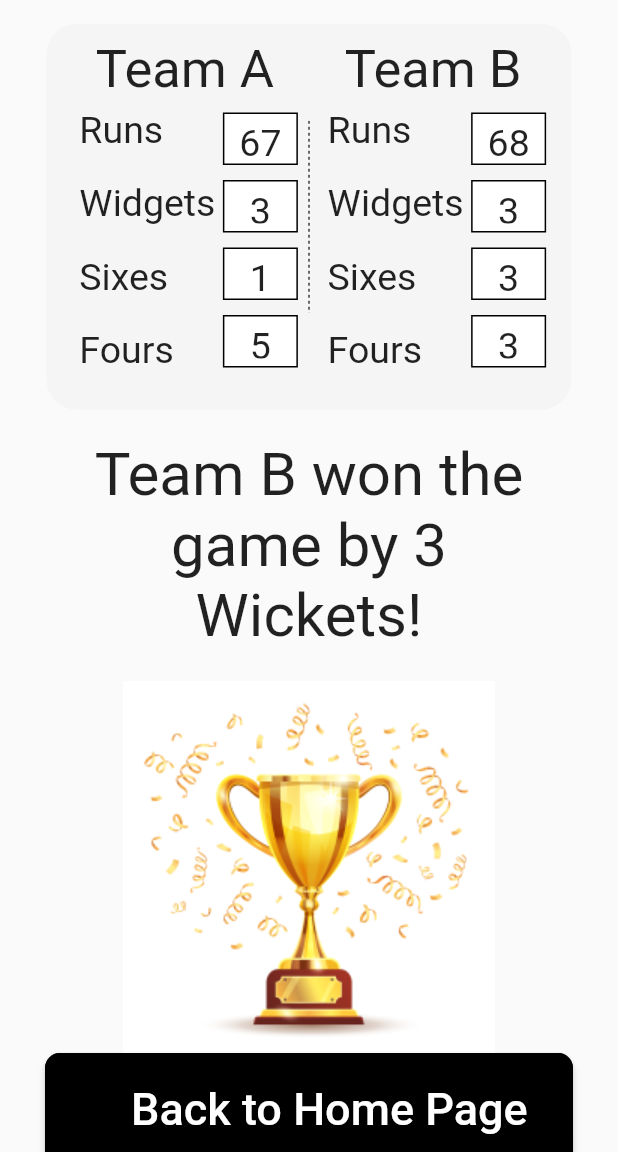
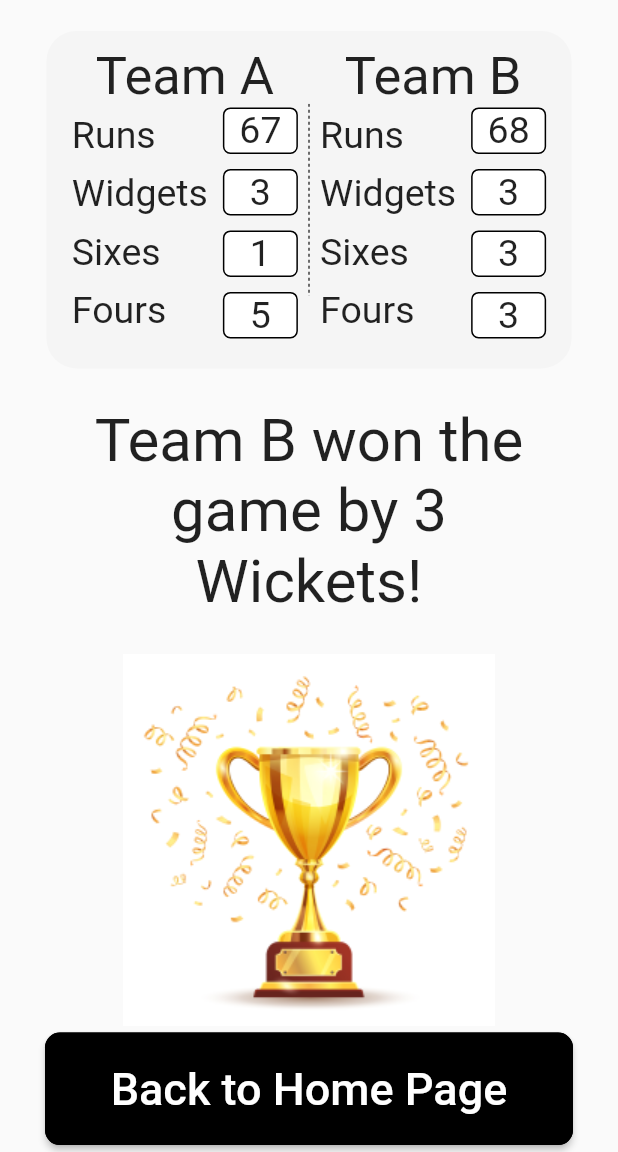
Before and after one commit to am-casper/GaliCricketApp, a Flutter app: the screen it shows after launch, on a phone screen of 412 x 824 dp, the part 84-1236 px from its top. Run offline on Flutter 3.47's test engine with Material 2 defaults, Android fonts, the phone set to English and light mode, and no system bars; our stand-ins replace flutter_svg.

Commit message:
8th commit

```diff
--- a/lib/main.dart
+++ b/lib/main.dart
@@ -2,26 +2,31 @@ import 'package:flutter/material.dart';
 import 'package:flutter_svg/svg.dart';
 Widget field(String str){
   return Container(
-              child : Padding(
-              padding: EdgeInsets.fromLTRB(5,5,5,5),
-              child:Text(str, style: TextStyle(fontSize:25),),),);
+
+              decoration:BoxDecoration(
+
+
+              ),
+
+              child:Text(str, style: TextStyle(fontSize:25),textAlign:TextAlign.center),);
 }
 Widget data(String str){
   return Container(
-              height:35,
+
               width: 50,
               decoration: BoxDecoration(
                 border: Border.all(),
                 color:Colors.white,
+                borderRadius:BorderRadius.circular(5),
               ),
-              child : Padding(
-              padding: EdgeInsets.fromLTRB(5,5,5,5),
-              child:Text(str, style: TextStyle(fontSize:25),textAlign: TextAlign.center,),),);
+
+              child:Text(str, style: TextStyle(fontSize:25),textAlign: TextAlign.center,),);
 }
 Column fields(){
   return Column(
           crossAxisAlignment: CrossAxisAlignment.start,
           children:<Widget>[
+
             field("Runs"),
               SizedBox(height: 10),
             field("Widgets"),
@@ -61,6 +66,7 @@ class _MyHomePageState extends State<MyHomePage> {
     Row(
       children: <Widget>[
         fields(),
+        SizedBox(width:10),
         Column(
           children:<Widget>[
             data("67"),
@@ -80,6 +86,7 @@ class _MyHomePageState extends State<MyHomePage> {
     Row(
       children: <Widget>[
         fields(),
+        SizedBox(width:10),
         Column(
           crossAxisAlignment: CrossAxisAlignment.end,
           children:<Widget>[
@@ -142,6 +149,7 @@ class _MyHomePageState extends State<MyHomePage> {
         margin: const EdgeInsets.fromLTRB(70, 0, 70, 0),
         child: Image.asset("assets/trophy.png"),),
       Container(
+        width:double.infinity,
         margin: const EdgeInsets.fromLTRB(30, 0, 30, 0),
         child: ElevatedButton(
           style: ButtonStyle(
@@ -154,7 +162,7 @@ class _MyHomePageState extends State<MyHomePage> {
       ),
     ),
     ),
-        child: Text('     Back to Home Page     ',
+        child: Text('Back to Home Page',
         style: TextStyle(fontSize:30),),
               onPressed: () {
               },
```
